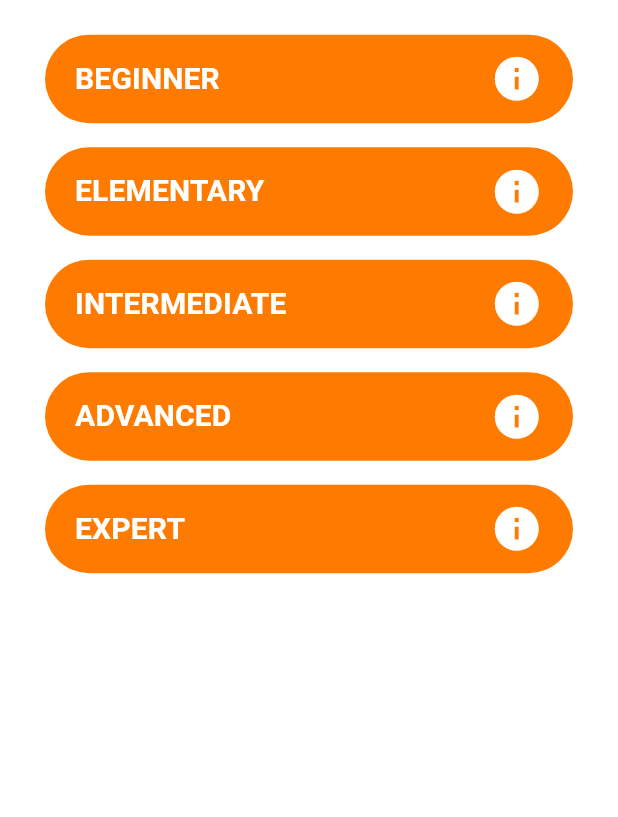
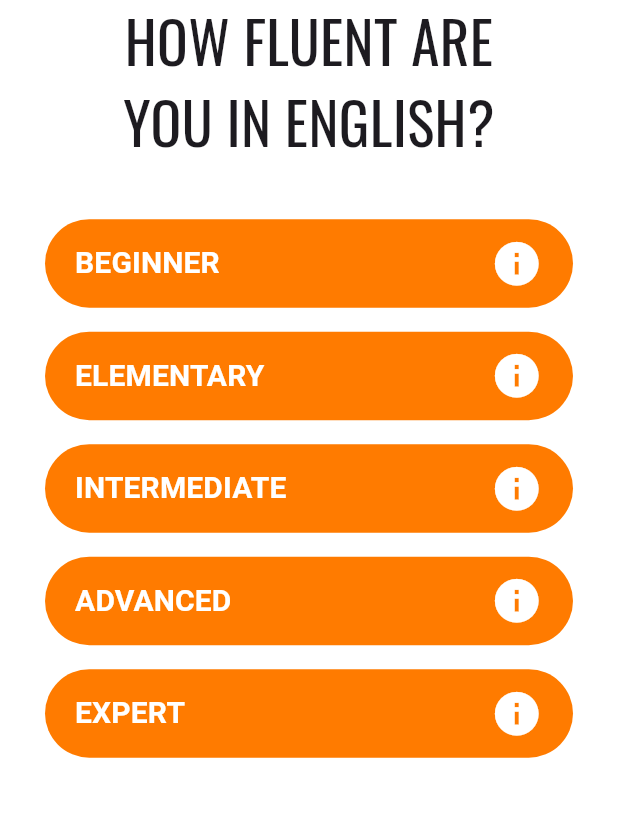
Before and after one commit to joaquingalang/diction-dash, a Flutter app: the FluencyScreen screen opened directly, on a phone screen of 412 x 824 dp, the part 409-1226 px from its top. Run offline on Flutter 3.47's test engine with Material 3 defaults, Android fonts, the phone set to English and light mode, and no system bars; our stand-ins replace audioplayers, cloud_firestore, confetti, firebase_auth, firebase_core, flutter_tts and 4 more; accounts and stored records are empty; generated files the repository leaves out were written again; project files that could hold a hidden picture were left out.

Commit message:
added description text

```diff
--- a/lib/screens/fluency/fluency_screen.dart
+++ b/lib/screens/fluency/fluency_screen.dart
@@ -76,8 +76,14 @@ class _FluencyScreenState extends State<FluencyScreen> {
               ),
             ),
 
+            Text(
+              'HOW FLUENT ARE\nYOU IN ENGLISH?',
+              style: kOswaldMediumL,
+              textAlign: TextAlign.center,
+            ),
+
             // Offset
-            SizedBox(height: 15),
+            SizedBox(height: 30),
 
             // Beginner Fluency Button
             OvalInfoButton(
```
